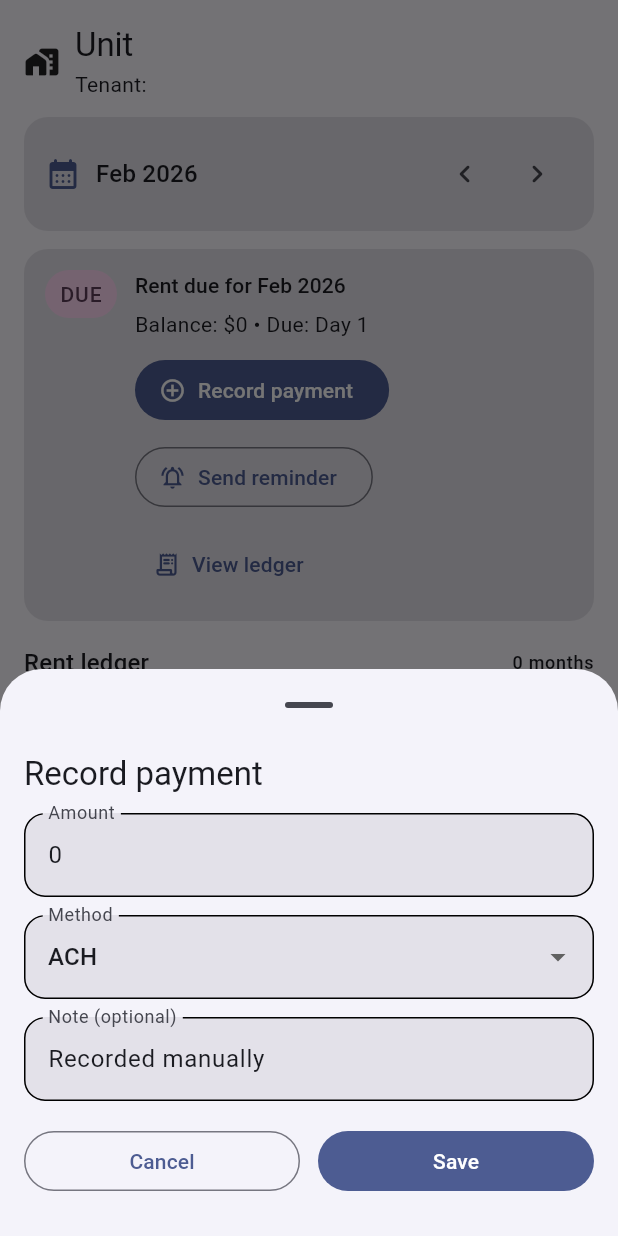
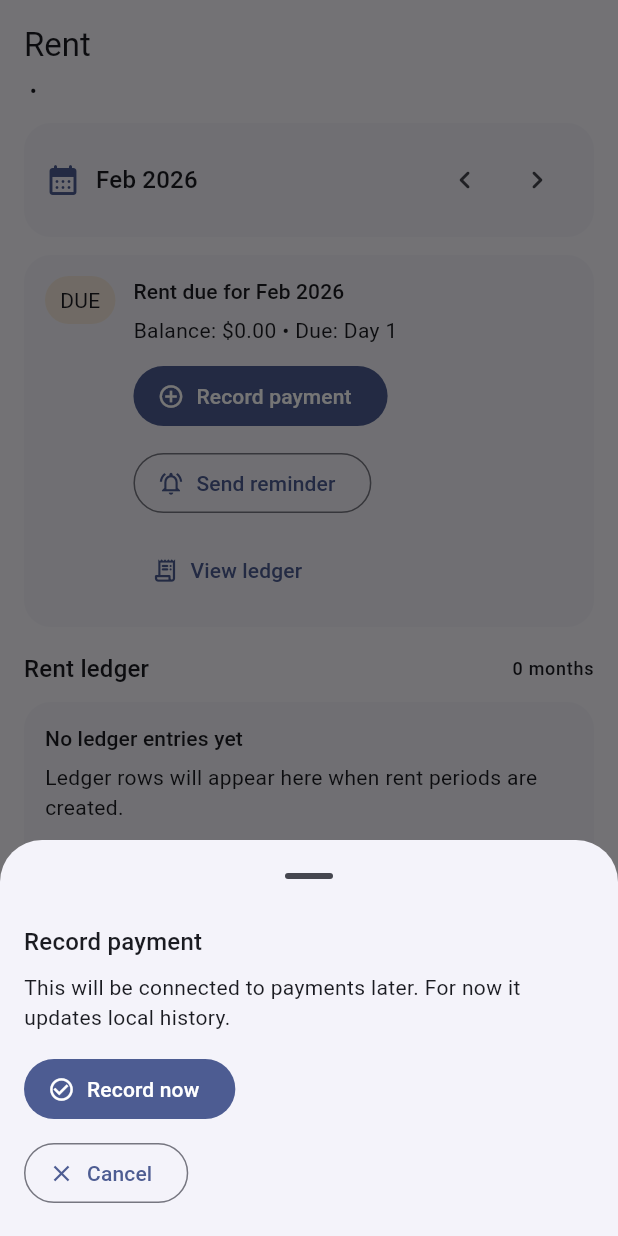
Before and after one commit to imranshishir/AYRNow-Test-VS-UI-1.0, a Flutter app: the RentBoardTab widget shown alone on an empty page, opened directly with empty values, after a tap on the "chevron right" icon, after a tap on "Record payment", on a phone screen of 412 x 824 dp. Run offline on Flutter 3.47's test engine with Material 3 defaults, Android fonts, the phone set to English and light mode, and no system bars; our stand-ins replace flutter_riverpod.

Commit message:
Polish unit Rent tab (currency, empty states, local actions)

```diff
--- a/lib/features/landlord/unit/tabs/rent_board_tab.dart
+++ b/lib/features/landlord/unit/tabs/rent_board_tab.dart
@@ -1,4 +1,5 @@
 import 'package:flutter/material.dart';
+import 'package:intl/intl.dart';
 import 'package:ayrnow/features/landlord/unit/mock_unit_data.dart';
 
 int _moneyToInt(String s) {
@@ -19,35 +20,28 @@ class RentBoardTab extends StatefulWidget {
 }
 
 class _RentBoardTabState extends State<RentBoardTab> {
-  // Mock unit + tenant (replace with store later)
   late final String tenantName = widget.bundle.tenantName;
-  late final String unitLabel = widget.bundle.unitName; // shows A-101 etc
+  late final String unitLabel = widget.bundle.unitName;
   late final int monthlyRent = _moneyToInt(widget.bundle.monthlyRent);
   late final int dueDay = 1;
 
-  // Mock state
   DateTime _month = DateTime(DateTime.now().year, DateTime.now().month, 1);
-  late final List<RentLedgerRow> _ledger = widget.bundle.rentLedger
-      .map((r) => r)
-      .toList(growable: true);
+
+  late final List<RentLedgerRow> _ledger =
+      widget.bundle.rentLedger.map((r) => r).toList(growable: true);
 
   final List<_Payment> _payments = [
     _Payment(date: DateTime.now().subtract(const Duration(days: 12)), amount: 1850, method: 'ACH', note: 'On-time'),
     _Payment(date: DateTime.now().subtract(const Duration(days: 45)), amount: 1850, method: 'Card', note: 'Auto-pay'),
   ];
 
-  bool get _isPaidForMonth {
-    return _payments.any((p) => p.date.year == _month.year && p.date.month == _month.month);
-  }
+  bool get _isPaidForMonth =>
+      _payments.any((p) => p.date.year == _month.year && p.date.month == _month.month);
 
   String get _monthLabel {
-    const m = [
-      'Jan','Feb','Mar','Apr','May','Jun','Jul','Aug','Sep','Oct','Nov','Dec'
-    ];
+    const m = ['Jan', 'Feb', 'Mar', 'Apr', 'May', 'Jun', 'Jul', 'Aug', 'Sep', 'Oct', 'Nov', 'Dec'];
     return '${m[_month.month - 1]} ${_month.year}';
   }
-
-  int get _balanceDue => _isPaidForMonth ? 0 : monthlyRent;
 
   int _ledgerIndexForMonthLabel(String monthLabel) {
     for (var i = 0; i < _ledger.length; i++) {
@@ -60,7 +54,6 @@ class _RentBoardTabState extends State<RentBoardTab> {
     final idx = _ledgerIndexForMonthLabel(monthLabel);
     if (idx >= 0) return _ledger[idx];
 
-    // Fallback if this month isn't present in mock ledger
     return RentLedgerRow(
       monthLabel: monthLabel,
       amount: '\$$monthlyRent',
@@ -73,6 +66,7 @@ class _RentBoardTabState extends State<RentBoardTab> {
   Widget build(BuildContext context) {
     final theme = Theme.of(context);
     final cs = theme.colorScheme;
+    final money = NumberFormat.simpleCurrency(locale: 'en_US');
 
     final row = _rowForMonthLabel(_monthLabel);
     final isPaid = row.status == RentStatus.paid;
@@ -84,7 +78,7 @@ class _RentBoardTabState extends State<RentBoardTab> {
         _header(theme),
         const SizedBox(height: 12),
 
-        // Month selector + status
+        // Month selector
         Row(
           children: [
             Expanded(
@@ -94,10 +88,7 @@ class _RentBoardTabState extends State<RentBoardTab> {
                     Icon(Icons.calendar_month_rounded, color: cs.primary),
                     const SizedBox(width: 10),
                     Expanded(
-                      child: Text(
-                        _monthLabel,
-                        style: theme.textTheme.titleMedium,
-                      ),
+                      child: Text(_monthLabel, style: theme.textTheme.titleMedium),
                     ),
                     IconButton(
                       tooltip: 'Previous month',
@@ -136,8 +127,8 @@ class _RentBoardTabState extends State<RentBoardTab> {
                     const SizedBox(height: 6),
                     Text(
                       isPaid
-                          ? 'Balance: \$0 • Due: ${row.dueDate}'
-                          : 'Balance: \$$balanceDue • Due: ${row.dueDate}',
+                          ? 'Balance: ${money.format(0)} • Due: ${row.dueDate}'
+                          : 'Balance: ${money.format(balanceDue)} • Due: ${row.dueDate}',
                       style: theme.textTheme.bodyMedium,
                     ),
                     const SizedBox(height: 10),
@@ -146,7 +137,7 @@ class _RentBoardTabState extends State<RentBoardTab> {
                       runSpacing: 10,
                       children: [
                         FilledButton.icon(
-                          onPressed: () => _recordPayment(context),
+                          onPressed: () => _recordPayment(context, money),
                           icon: const Icon(Icons.add_circle_outline),
                           label: const Text('Record payment'),
                         ),
@@ -171,7 +162,7 @@ class _RentBoardTabState extends State<RentBoardTab> {
 
         const SizedBox(height: 16),
 
-        // Rent ledger (from UnitBundle)
+        // Rent ledger
         Row(
           children: [
             Text('Rent ledger', style: theme.textTheme.titleMedium),
@@ -181,6 +172,15 @@ class _RentBoardTabState extends State<RentBoardTab> {
         ),
         const SizedBox(height: 10),
 
+        if (_ledger.isEmpty)
+          _emptyCard(
+            theme,
+            title: 'No ledger entries yet',
+            subtitle: 'Ledger rows will appear here when rent periods are created.',
+            actionLabel: 'Create period (soon)',
+            onTap: () => _toast(context, 'Creating rent periods will be added soon.'),
+          )
+        else
           ..._ledger.map((r) {
             return Container(
               margin: const EdgeInsets.only(bottom: 10),
@@ -195,9 +195,7 @@ class _RentBoardTabState extends State<RentBoardTab> {
                   Icon(
                     r.status == RentStatus.paid
                         ? Icons.check_circle_outline_rounded
-                      : (r.status == RentStatus.late
-                          ? Icons.error_outline_rounded
-                          : Icons.schedule_rounded),
+                        : (r.status == RentStatus.late ? Icons.error_outline_rounded : Icons.schedule_rounded),
                   ),
                   const SizedBox(width: 12),
                   Expanded(
@@ -217,7 +215,7 @@ class _RentBoardTabState extends State<RentBoardTab> {
 
         const SizedBox(height: 16),
 
-        // Payment history (mock)
+        // Payment history
         Row(
           children: [
             Text('Payment history', style: theme.textTheme.titleMedium),
@@ -227,24 +225,34 @@ class _RentBoardTabState extends State<RentBoardTab> {
         ),
         const SizedBox(height: 10),
 
-        ..._payments
-            .sortedNewestFirst()
-            .map((p) => _historyRow(theme, p))
-            .toList(),
+        if (_payments.isEmpty)
+          _emptyCard(
+            theme,
+            title: 'No payments recorded yet',
+            subtitle: 'Record a payment to track history for this unit.',
+            actionLabel: 'Record payment',
+            onTap: () => _recordPayment(context, money),
+          )
+        else
+          ..._payments.sortedNewestFirst().map((p) => _historyRow(theme, p, money)),
 
         const SizedBox(height: 18),
 
-        // Quick “Late fees / notes” placeholder (HIFI skeleton)
         _card(
           child: Column(
             crossAxisAlignment: CrossAxisAlignment.start,
             children: [
-              Text('Notes', style: theme.textTheme.titleSmall),
-              const SizedBox(height: 8),
+              Text('Late fees & notes', style: theme.textTheme.titleSmall),
+              const SizedBox(height: 6),
               Text(
-                'Mock logic: late fees + grace period + auto-pay rules can be added here.\n'
-                'Next: connect to LandlordDemoStore + Tenant profile + real Rent ledger model.',
+                'Late fees, notes, and automation rules will be added in an upcoming update.',
                 style: theme.textTheme.bodyMedium,
+              ),
+              const SizedBox(height: 10),
+              OutlinedButton.icon(
+                onPressed: () => _toast(context, 'Automation rules will be added soon.'),
+                icon: const Icon(Icons.auto_awesome_outlined),
+                label: const Text('Set automation (soon)'),
               ),
             ],
           ),
@@ -253,261 +261,160 @@ class _RentBoardTabState extends State<RentBoardTab> {
     );
   }
 
+  void _toast(BuildContext context, String msg) {
+    ScaffoldMessenger.of(context).showSnackBar(SnackBar(content: Text(msg)));
+  }
+
   Widget _header(ThemeData theme) {
-    return Row(
-      children: [
-        const Icon(Icons.home_work_rounded),
-        const SizedBox(width: 10),
-        Expanded(
-          child: Column(
+    return Column(
       crossAxisAlignment: CrossAxisAlignment.start,
       children: [
-              Text('Unit $unitLabel', style: theme.textTheme.titleLarge),
-              const SizedBox(height: 2),
-              Text('Tenant: $tenantName', style: theme.textTheme.bodyMedium),
-            ],
-          ),
-        ),
+        Text('Rent', style: theme.textTheme.titleLarge),
+        const SizedBox(height: 6),
+        Text('$tenantName • $unitLabel', style: theme.textTheme.bodyMedium),
       ],
     );
   }
 
-  Widget _statusPill(String text, bool ok) {
-    final cs = Theme.of(context).colorScheme;
-    return Container(
-      padding: const EdgeInsets.symmetric(horizontal: 10, vertical: 6),
-      decoration: BoxDecoration(
-        borderRadius: BorderRadius.circular(999),
-        color: ok ? cs.primaryContainer : cs.tertiaryContainer,
+  Widget _card({required Widget child}) {
+    return Card(
+      child: Padding(
+        padding: const EdgeInsets.all(14),
+        child: child,
       ),
-      child: Text(
-        text,
-        style: Theme.of(context).textTheme.labelLarge?.copyWith(
-              color: ok ? cs.onPrimaryContainer : cs.onTertiaryContainer,
-              letterSpacing: 0.6,
+    );
+  }
+
+  Widget _emptyCard(
+    ThemeData theme, {
+    required String title,
+    required String subtitle,
+    required String actionLabel,
+    required VoidCallback onTap,
+  }) {
+    return Card(
+      child: Padding(
+        padding: const EdgeInsets.all(14),
+        child: Column(
+          crossAxisAlignment: CrossAxisAlignment.start,
+          children: [
+            Text(title, style: theme.textTheme.titleSmall),
+            const SizedBox(height: 6),
+            Text(subtitle, style: theme.textTheme.bodyMedium),
+            const SizedBox(height: 12),
+            OutlinedButton.icon(
+              onPressed: onTap,
+              icon: const Icon(Icons.add_circle_outline),
+              label: Text(actionLabel),
+            ),
+          ],
         ),
       ),
     );
   }
 
-  Widget _card({required Widget child}) {
+  Widget _statusPill(String text, bool paid) {
     return Container(
-      padding: const EdgeInsets.all(14),
+      padding: const EdgeInsets.symmetric(horizontal: 10, vertical: 6),
       decoration: BoxDecoration(
-        borderRadius: BorderRadius.circular(16),
-        color: Theme.of(context).colorScheme.surfaceContainerHighest,
+        borderRadius: BorderRadius.circular(999),
+        color: paid ? Colors.green.withOpacity(0.12) : Colors.orange.withOpacity(0.12),
       ),
-      child: child,
+      child: Text(text),
     );
   }
 
-  Widget _historyRow(ThemeData theme, _Payment p) {
-    final date = '${p.date.month}/${p.date.day}/${p.date.year}';
-    return Container(
-      margin: const EdgeInsets.only(bottom: 10),
-      padding: const EdgeInsets.all(14),
-      decoration: BoxDecoration(
-        borderRadius: BorderRadius.circular(16),
-        color: theme.colorScheme.surfaceContainerLowest,
-        border: Border.all(color: theme.dividerColor.withOpacity(0.25)),
-      ),
-      child: Row(
-        children: [
-          const Icon(Icons.check_circle_outline_rounded),
-          const SizedBox(width: 12),
-          Expanded(
-            child: Column(
-              crossAxisAlignment: CrossAxisAlignment.start,
-              children: [
-                Text('\$${p.amount} • ${p.method}', style: theme.textTheme.titleSmall),
-                const SizedBox(height: 3),
-                Text(date + (p.note.isEmpty ? '' : ' • ${p.note}'), style: theme.textTheme.bodyMedium),
-              ],
-            ),
-          ),
-          IconButton(
-            tooltip: 'Details',
-            onPressed: () => _paymentDetails(context, p),
-            icon: const Icon(Icons.chevron_right_rounded),
-          ),
-        ],
-      ),
-    );
-  }
-
-  Future<void> _recordPayment(BuildContext context) async {
-    final amountCtrl = TextEditingController(text: monthlyRent.toString());
-    final noteCtrl = TextEditingController(text: _isPaidForMonth ? 'Extra / partial' : 'Recorded manually');
-    String method = 'ACH';
-
-    final ok = await showModalBottomSheet<bool>(
+  Future<void> _recordPayment(BuildContext context, NumberFormat money) async {
+    showModalBottomSheet(
       context: context,
-      isScrollControlled: true,
       showDragHandle: true,
-      builder: (ctx) {
-        final media = MediaQuery.of(ctx);
+      builder: (_) {
+        final t = Theme.of(context);
         return Padding(
-          padding: EdgeInsets.only(
-            left: 16,
-            right: 16,
-            top: 8,
-            bottom: media.viewInsets.bottom + 16,
-          ),
+          padding: const EdgeInsets.fromLTRB(16, 8, 16, 18),
           child: Column(
             mainAxisSize: MainAxisSize.min,
             crossAxisAlignment: CrossAxisAlignment.start,
             children: [
-              Text('Record payment', style: Theme.of(ctx).textTheme.titleLarge),
-              const SizedBox(height: 12),
-              TextField(
-                controller: amountCtrl,
-                keyboardType: TextInputType.number,
-                decoration: const InputDecoration(labelText: 'Amount'),
+              Text('Record payment', style: t.textTheme.titleMedium),
+              const SizedBox(height: 8),
+              Text('This will be connected to payments later. For now it updates local history.',
+                  style: t.textTheme.bodyMedium),
+              const SizedBox(height: 14),
+              FilledButton.icon(
+                onPressed: () {
+                  Navigator.pop(context);
+                  setState(() {
+                    _payments.insert(
+                      0,
+                      _Payment(date: DateTime.now(), amount: monthlyRent, method: 'Manual', note: 'Recorded'),
+                    );
+                  });
+                  _toast(context, 'Payment recorded locally: ${money.format(monthlyRent)}');
+                },
+                icon: const Icon(Icons.check_circle_outline),
+                label: const Text('Record now'),
               ),
-              const SizedBox(height: 12),
-              DropdownButtonFormField<String>(
-                value: method,
-                items: const [
-                  DropdownMenuItem(value: 'ACH', child: Text('ACH')),
-                  DropdownMenuItem(value: 'Card', child: Text('Card')),
-                  DropdownMenuItem(value: 'Cash', child: Text('Cash')),
-                  DropdownMenuItem(value: 'Check', child: Text('Check')),
-                ],
-                onChanged: (v) => method = v ?? 'ACH',
-                decoration: const InputDecoration(labelText: 'Method'),
+              const SizedBox(height: 8),
+              OutlinedButton.icon(
+                onPressed: () => Navigator.pop(context),
+                icon: const Icon(Icons.close),
+                label: const Text('Cancel'),
               ),
-              const SizedBox(height: 12),
-              TextField(
-                controller: noteCtrl,
-                decoration: const InputDecoration(labelText: 'Note (optional)'),
-              ),
-              const SizedBox(height: 16),
-              Row(
-                children: [
-                  Expanded(
-                    child: OutlinedButton(
-                      onPressed: () => Navigator.of(ctx).pop(false),
-                      child: const Text('Cancel'),
-                    ),
-                  ),
-                  const SizedBox(width: 12),
-                  Expanded(
-                    child: FilledButton(
-                      onPressed: () => Navigator.of(ctx).pop(true),
-                      child: const Text('Save'),
-                    ),
-                  ),
-                ],
-              ),
-              const SizedBox(height: 10),
             ],
           ),
         );
       },
     );
-
-    if (ok == true) {
-      final amt = int.tryParse(amountCtrl.text.trim()) ?? monthlyRent;
-      setState(() {
-        _payments.add(_Payment(
-          date: DateTime(_month.year, _month.month, dueDay),
-          amount: amt,
-          method: method,
-          note: noteCtrl.text.trim(),
-        ));
-
-        final idx = _ledgerIndexForMonthLabel(_monthLabel);
-        if (idx >= 0) {
-          _ledger[idx] = _ledger[idx].copyWith(status: RentStatus.paid);
-        }
-      });
-
-      if (mounted) {
-        ScaffoldMessenger.of(context).showSnackBar(
-          const SnackBar(content: Text('Payment recorded (mock)')),
-        );
-      }
-    }
   }
 
   void _sendReminder(BuildContext context) {
-    final msg = _isPaidForMonth
-        ? 'Already paid for $_monthLabel (mock reminder not sent)'
-        : 'Reminder sent to tenant (mock)';
-    ScaffoldMessenger.of(context).showSnackBar(SnackBar(content: Text(msg)));
+    _toast(context, 'Reminder sending will be enabled soon.');
   }
 
   void _openLedger(BuildContext context) {
-    Navigator.of(context).push(
-      MaterialPageRoute(
-        builder: (_) => _LedgerScreen(
-          unitLabel: unitLabel,
-          tenantName: tenantName,
-          monthLabel: _monthLabel,
-          monthlyRent: monthlyRent,
-          payments: _payments.sortedNewestFirst(),
-        ),
-      ),
-    );
+    _toast(context, 'Ledger detail view will be added soon.');
   }
 
-  void _paymentDetails(BuildContext context, _Payment p) {
-    final date = '${p.date.month}/${p.date.day}/${p.date.year}';
-    showDialog(
+  Widget _historyRow(ThemeData theme, _Payment p, NumberFormat money) {
+    final date = '${p.date.year}-${p.date.month.toString().padLeft(2, '0')}-${p.date.day.toString().padLeft(2, '0')}';
+    return Card(
+      margin: const EdgeInsets.only(bottom: 10),
+      child: ListTile(
+        leading: const Icon(Icons.receipt_long_outlined),
+        title: Text('${money.format(p.amount)} • ${p.method}'),
+        subtitle: Text('$date • ${p.note}'),
+        trailing: const Icon(Icons.chevron_right),
+        onTap: () {
+          showModalBottomSheet(
             context: context,
-      builder: (_) => AlertDialog(
-        title: const Text('Payment details'),
-        content: Text(
-          'Amount: \$${p.amount}\n'
-          'Date: $date\n'
-          'Method: ${p.method}\n'
-          'Note: ${p.note.isEmpty ? '(none)' : p.note}',
+            showDragHandle: true,
+            builder: (_) {
+              final t = Theme.of(context);
+              return Padding(
+                padding: const EdgeInsets.fromLTRB(16, 8, 16, 18),
+                child: Column(
+                  mainAxisSize: MainAxisSize.min,
+                  crossAxisAlignment: CrossAxisAlignment.start,
+                  children: [
+                    Text('Payment details', style: t.textTheme.titleMedium),
+                    const SizedBox(height: 10),
+                    Text('Amount: ${money.format(p.amount)}'),
+                    Text('Method: ${p.method}'),
+                    Text('Date: $date'),
+                    Text('Note: ${p.note}'),
+                    const SizedBox(height: 14),
+                    OutlinedButton.icon(
+                      onPressed: () => Navigator.pop(context),
+                      icon: const Icon(Icons.close),
+                      label: const Text('Close'),
                     ),
-        actions: [
-          TextButton(onPressed: () => Navigator.of(context).pop(), child: const Text('Close')),
                   ],
                 ),
               );
-  }
-}
-
-class _LedgerScreen extends StatelessWidget {
-  final String unitLabel;
-  final String tenantName;
-  final String monthLabel;
-  final int monthlyRent;
-  final List<_Payment> payments;
-
-  const _LedgerScreen({
-    required this.unitLabel,
-    required this.tenantName,
-    required this.monthLabel,
-    required this.monthlyRent,
-    required this.payments,
-  });
-
-  @override
-  Widget build(BuildContext context) {
-    final theme = Theme.of(context);
-
-    return Scaffold(
-      appBar: AppBar(title: Text('Ledger • Unit $unitLabel')),
-      body: ListView(
-        padding: const EdgeInsets.all(16),
-        children: [
-          Text('Tenant: $tenantName', style: theme.textTheme.titleMedium),
-          const SizedBox(height: 6),
-          Text('Month: $monthLabel • Rent: \$$monthlyRent', style: theme.textTheme.bodyMedium),
-          const SizedBox(height: 16),
-          ...payments.map((p) {
-            final date = '${p.date.month}/${p.date.day}/${p.date.year}';
-            return ListTile(
-              leading: const Icon(Icons.receipt_long_rounded),
-              title: Text('\$${p.amount} • ${p.method}'),
-              subtitle: Text(date + (p.note.isEmpty ? '' : ' • ${p.note}')),
+            },
           );
-          }),
-        ],
+        },
       ),
     );
   }
@@ -519,7 +426,7 @@ class _Payment {
   final String method;
   final String note;
 
-  _Payment({
+  const _Payment({
     required this.date,
     required this.amount,
     required this.method,
@@ -527,7 +434,7 @@ class _Payment {
   });
 }
 
-extension _PaymentSort on List<_Payment> {
+extension on List<_Payment> {
   List<_Payment> sortedNewestFirst() {
     final copy = [...this];
     copy.sort((a, b) => b.date.compareTo(a.date));
```
Lines whose indentation alone changed are shown as unchanged.
